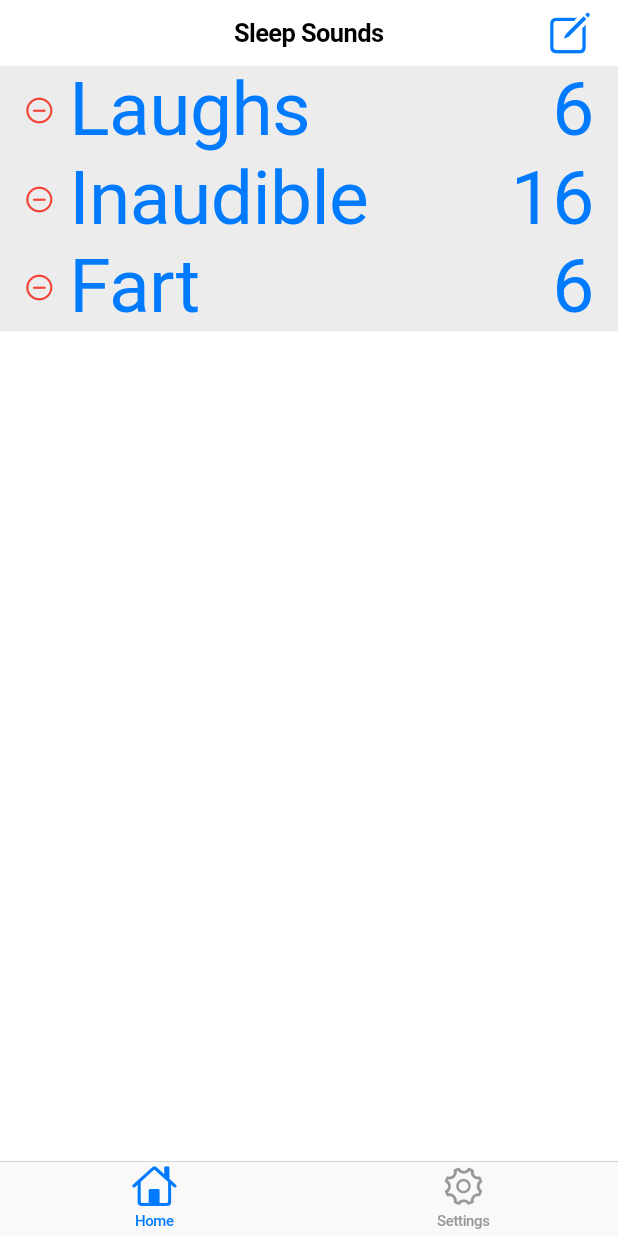
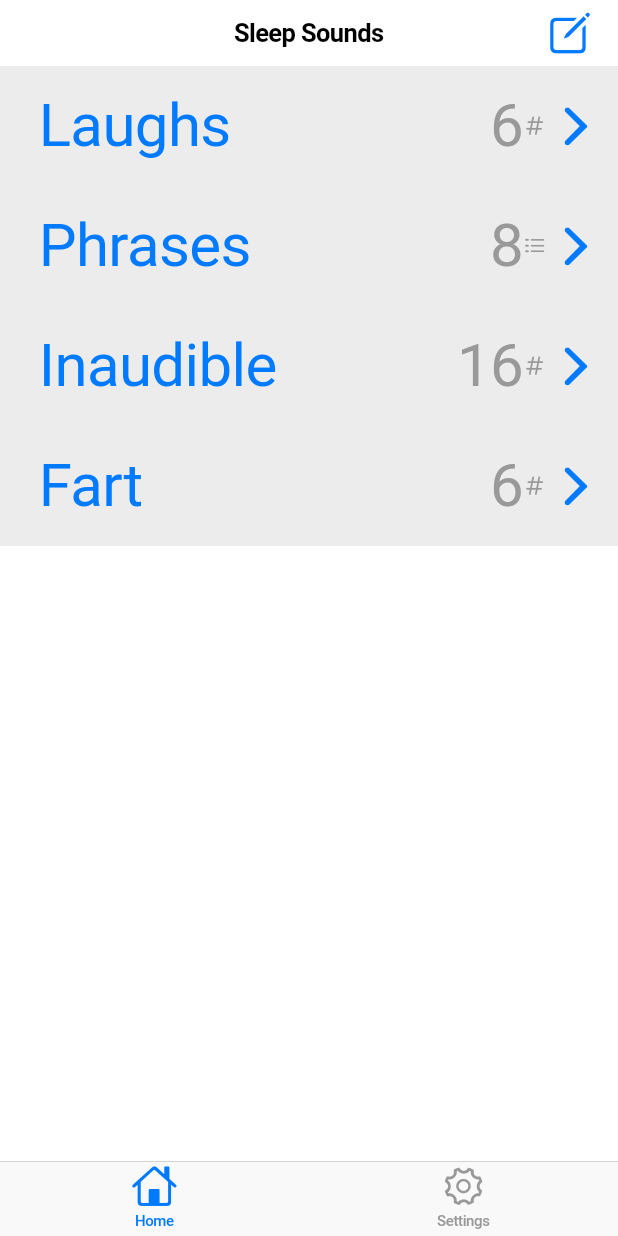
Before and after one commit to JustinButler1/flutter_test_repo, a Flutter app: the screen it shows after launch, on a phone screen of 412 x 824 dp. Run offline on Flutter 3.47's test engine with Material 3 defaults, Android fonts, the light colour scheme and no system bars.

Commit message:
Added page navigation, counter details page, settings page

```diff
--- a/lib/customWidgets/counter_list_item.dart
+++ b/lib/customWidgets/counter_list_item.dart
@@ -1,51 +1,89 @@
 import 'package:flutter/cupertino.dart';
-import 'package:flutter/material.dart';
 
+import '../pages/counter_details.dart';
 import '../util/enums.dart';
 
 // ignore: must_be_immutable
 class CounterListItem extends StatefulWidget {
   String title;
   ListItemType type;
-  int? count;
+  int count = 0;
   CounterListItem(
-      {super.key, required this.title, required this.type, this.count});
+      {super.key,
+      required this.title,
+      required this.type,
+      required this.count});
 
   @override
   State<CounterListItem> createState() => _CounterListItemState();
 }
 
 class _CounterListItemState extends State<CounterListItem> {
-  bool isEditing = true;
+  bool isEditing = false;
+
   @override
   Widget build(BuildContext context) {
     return CupertinoButton(
         padding: EdgeInsets.zero,
-        onPressed: () {},
+        onPressed: (isEditing)
+            ? null
+            : () {
+                Navigator.of(context)
+                    .push(CupertinoPageRoute(builder: (context) {
+                  return ListItemDetailsPage(
+                      title: widget.title,
+                      type: widget.type,
+                      count: widget.count);
+                }));
+              },
         child: Container(
+          height: 80.0,
           decoration:
               const BoxDecoration(color: Color.fromARGB(32, 106, 106, 106)),
           child: Padding(
-            padding: const EdgeInsets.symmetric(horizontal: 16.0),
+            padding: const EdgeInsets.only(left: 16.0, right: 8.0),
             child: Row(
               mainAxisAlignment: MainAxisAlignment.spaceAround,
               children: [
                 if (isEditing)
-                  const Icon(CupertinoIcons.minus_circle, color: Colors.red),
+                  CupertinoButton(
+                      onPressed: () {},
+                      child: Container(
+                          alignment: Alignment.center,
+                          child: const Icon(CupertinoIcons.minus_circle,
+                              color: CupertinoColors.destructiveRed))),
                 const SizedBox(width: 10),
                 Expanded(
+                    child: IntrinsicHeight(
                   child: Row(
                     mainAxisAlignment: MainAxisAlignment.spaceBetween,
                     children: [
-                      Text(widget.title, style: const TextStyle(fontSize: 50)),
+                      Text(widget.title, style: const TextStyle(fontSize: 40)),
                       Text('${widget.count}',
-                          style: const TextStyle(fontSize: 50))
+                          style: const TextStyle(
+                              fontSize: 40,
+                              color: CupertinoColors.inactiveGray)),
                     ],
                   ),
-                )
+                )),
+                if (widget.type == ListItemType.countOnly)
+                  const Icon(CupertinoIcons.number,
+                      size: 15.0, color: CupertinoColors.inactiveGray)
+                else
+                  const Icon(CupertinoIcons.list_dash,
+                      size: 15.0, color: CupertinoColors.inactiveGray),
+                const Icon(CupertinoIcons.chevron_forward, size: 40.0)
               ],
             ),
           ),
         ));
   }
 }
+
+// void navigation(String pageTitle, ListItemType type, BuildContext context) {
+//   Navigator.of(context).push(CupertinoPageRoute(builder: (context) {
+//     return (type == ListItemType.countOnly)
+//         ? CounterDetails(title: pageTitle)
+//         : null;
+//   }));
+// }
--- a/lib/main.dart
+++ b/lib/main.dart
@@ -1,5 +1,4 @@
 import 'package:flutter/cupertino.dart';
-import 'package:flutter/material.dart';
 
 import 'pages/skeleton_page.dart';
 
--- a/lib/pages/home.dart
+++ b/lib/pages/home.dart
@@ -3,9 +3,14 @@ import 'package:flutter/cupertino.dart';
 import '../customWidgets/counter_list_item.dart';
 import '../util/enums.dart';
 
-class HomePage extends StatelessWidget {
+class HomePage extends StatefulWidget {
   const HomePage({super.key});
 
+  @override
+  State<HomePage> createState() => _HomePageState();
+}
+
+class _HomePageState extends State<HomePage> {
   @override
   Widget build(BuildContext context) {
     return CupertinoPageScaffold(
@@ -17,6 +22,8 @@ class HomePage extends StatelessWidget {
             CounterListItem(
                 title: "Laughs", count: 6, type: ListItemType.countOnly),
             CounterListItem(
+                title: "Phrases", count: 8, type: ListItemType.nestedList),
+            CounterListItem(
                 title: "Inaudible", count: 16, type: ListItemType.countOnly),
             CounterListItem(
                 title: "Fart", count: 6, type: ListItemType.countOnly),
--- a/lib/pages/skeleton_page.dart
+++ b/lib/pages/skeleton_page.dart
@@ -1,5 +1,4 @@
 import 'package:flutter/cupertino.dart';
-import 'package:flutter/material.dart';
 
 import 'home.dart';
 import 'settings.dart';
```
Also changed, not shown: lib/pages/counter_details.dart (+81 -3 lines), lib/pages/settings.dart (+30 -6 lines), 1 other file.
